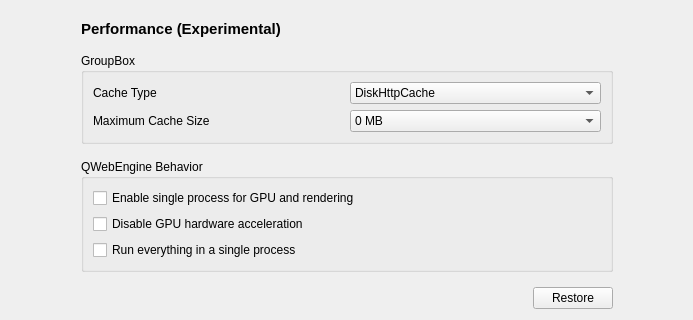
Old version of the form zapzap/ui/ui_page_performance.ui in the repository rafatosta/zapzap; both pictures show x 0 to 693 and y 0 to 320 of the 693 by 620 pixel window.
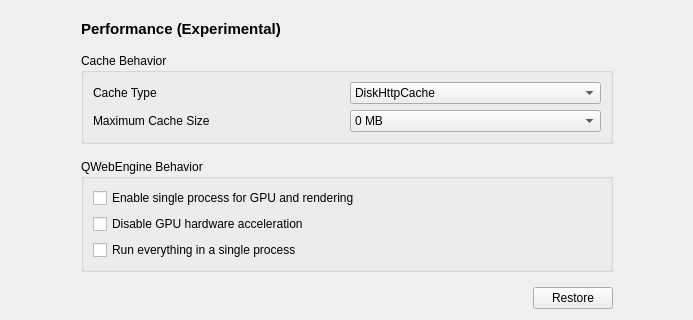
New version of the form.

```diff
--- a/zapzap/ui/ui_page_performance.ui
+++ b/zapzap/ui/ui_page_performance.ui
@@ -63,7 +63,7 @@
         <item>
          <widget class="QGroupBox" name="groupBox_2">
           <property name="title">
-           <string>GroupBox</string>
+           <string>Cache Behavior</string>
           </property>
           <property name="checkable">
            <bool>false</bool>
```
